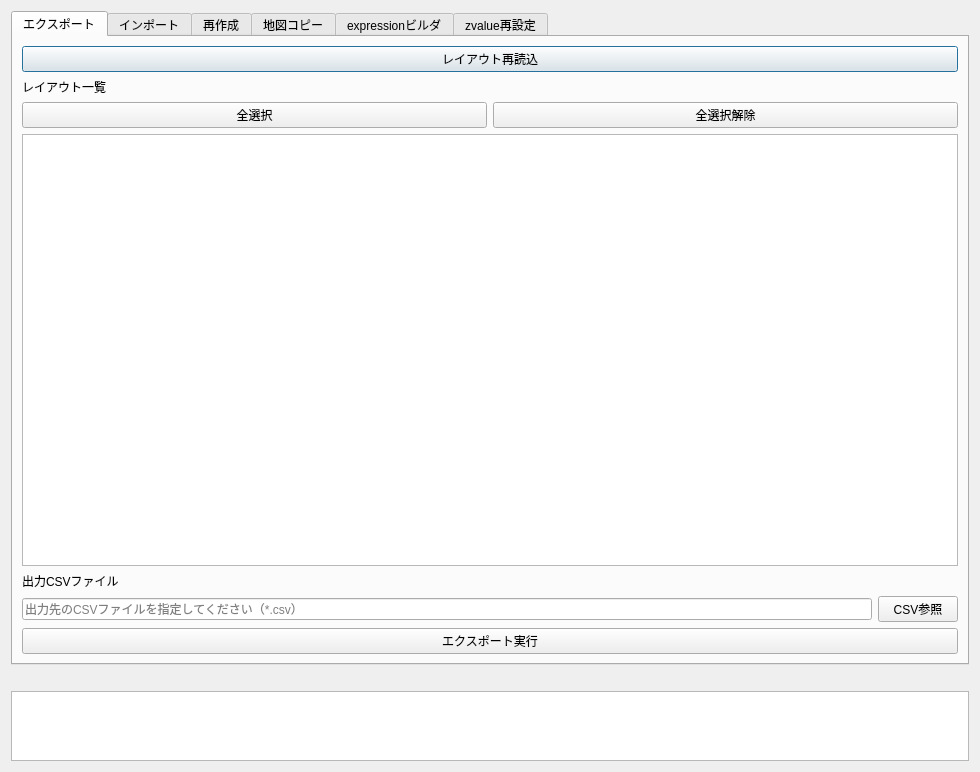
Above: ui/main_dialog.ui from zaknak/QGIS-Layout-Labo before the change. Below: the same form after it.
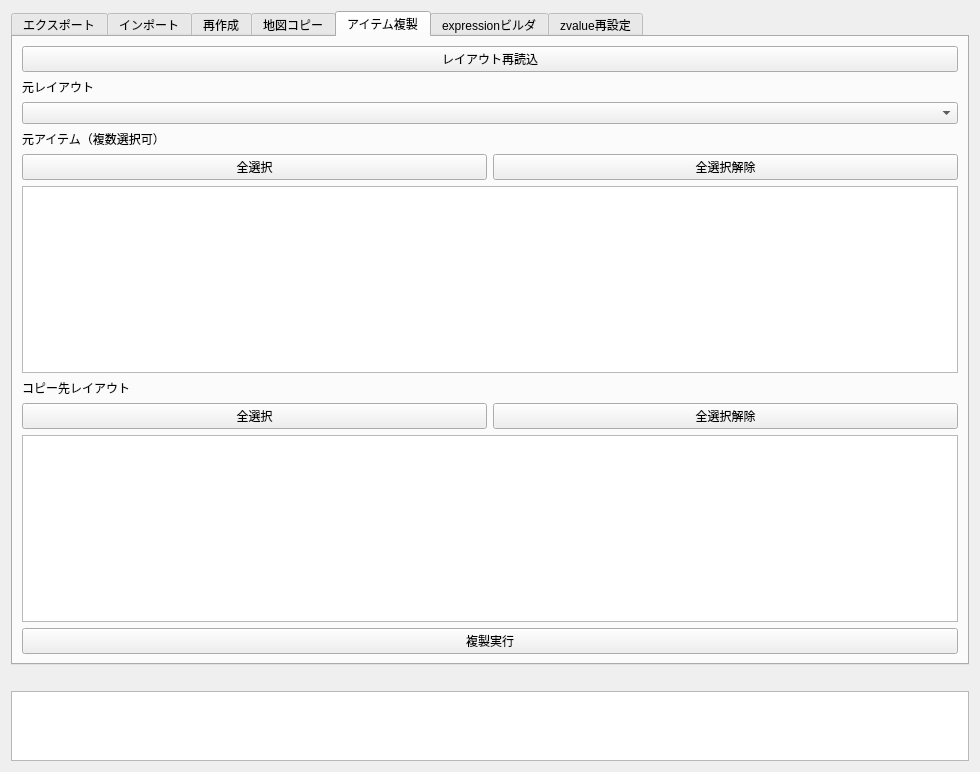
That is the form after the change. The open tabs and pages were chosen to show the change.

Commit message: Add layout item duplication feature

What changed in the file:
```diff
--- a/ui/main_dialog.ui
+++ b/ui/main_dialog.ui
@@ -116,6 +116,31 @@
       <item><widget class="QPushButton" name="btnMapCopyRun"><property name="text"><string>コピー実施</string></property></widget></item>
       </layout>
      </widget>
+     <widget class="QWidget" name="tabItemDuplicate">
+      <attribute name="title"><string>アイテム複製</string></attribute>
+      <layout class="QVBoxLayout" name="verticalLayoutItemDuplicate">
+       <item><widget class="QPushButton" name="btnItemDuplicateReload"><property name="text"><string>レイアウト再読込</string></property></widget></item>
+       <item><widget class="QLabel" name="labelItemDuplicateSourceLayout"><property name="text"><string>元レイアウト</string></property></widget></item>
+       <item><widget class="QComboBox" name="comboItemDuplicateSourceLayout"/></item>
+       <item><widget class="QLabel" name="labelItemDuplicateSourceItems"><property name="text"><string>元アイテム（複数選択可）</string></property></widget></item>
+       <item>
+        <layout class="QHBoxLayout" name="horizontalLayoutItemDuplicateSourceSelectButtons">
+         <item><widget class="QPushButton" name="btnItemDuplicateSourceSelectAll"><property name="text"><string>全選択</string></property></widget></item>
+         <item><widget class="QPushButton" name="btnItemDuplicateSourceClearSelection"><property name="text"><string>全選択解除</string></property></widget></item>
+        </layout>
+       </item>
+       <item><widget class="QListWidget" name="listWidgetItemDuplicateSourceItems"/></item>
+       <item><widget class="QLabel" name="labelItemDuplicateTargetLayouts"><property name="text"><string>コピー先レイアウト</string></property></widget></item>
+       <item>
+        <layout class="QHBoxLayout" name="horizontalLayoutItemDuplicateTargetSelectButtons">
+         <item><widget class="QPushButton" name="btnItemDuplicateTargetSelectAll"><property name="text"><string>全選択</string></property></widget></item>
+         <item><widget class="QPushButton" name="btnItemDuplicateTargetClearSelection"><property name="text"><string>全選択解除</string></property></widget></item>
+        </layout>
+       </item>
+       <item><widget class="QListWidget" name="listWidgetItemDuplicateTargetLayouts"/></item>
+       <item><widget class="QPushButton" name="btnItemDuplicateRun"><property name="text"><string>複製実行</string></property></widget></item>
+      </layout>
+     </widget>
      <widget class="QWidget" name="tabExpressionBuilder">
       <attribute name="title"><string>expressionビルダ</string></attribute>
       <layout class="QVBoxLayout" name="verticalLayoutExpressionBuilder">
```
The commit also changes 10 other files.
